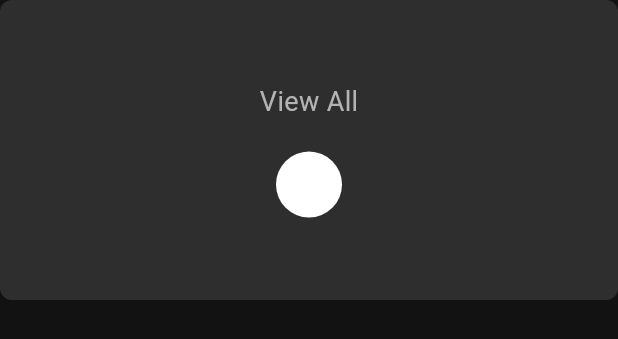
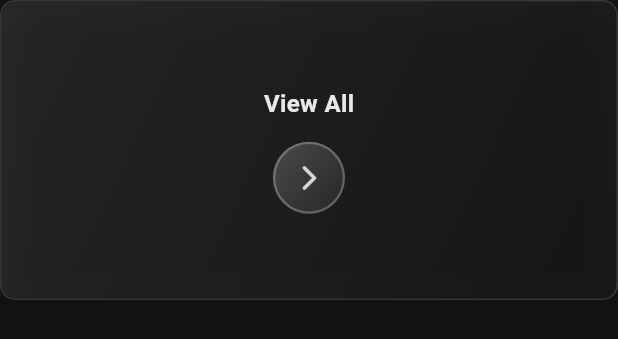
Before and after one commit to alihasan-dev/my_show, a Flutter app: the ViewAllWidget widget shown alone on an empty page, opened directly, on a phone screen of 412 x 824 dp. Shown: the top 339 px of the screen. Run offline on Flutter 3.47's test engine with Material 3 defaults, Android fonts, the light colour scheme and no system bars; our stand-ins replace cached_network_image, connectivity_plus, dartz, dio, flutter_hooks, flutter_svg and 5 more; network calls fail.

Commit message:
modify ui for view all widget

```diff
--- a/lib/features/movie/presentation/widgets/view_all_widget.dart
+++ b/lib/features/movie/presentation/widgets/view_all_widget.dart
@@ -1,7 +1,6 @@
+import 'dart:ui';
 import 'package:flutter/material.dart';
-
 import '../../../../core/constants/movie_colors.dart';
-import '../../../../core/widgets/movie_text.dart';
 
 class ViewAllWidget extends StatelessWidget {
 
@@ -13,30 +12,74 @@ class ViewAllWidget extends StatelessWidget {
       width: double.maxFinite,
       height: 200,
       decoration: BoxDecoration(
-        color: MovieColors.grey.withValues(alpha: 0.2),
-        borderRadius: BorderRadius.circular(8)
+        borderRadius: BorderRadius.circular(10),
+        border: Border.all(
+          color: MovieColors.white.withValues(alpha: 0.15),
+          width: 1.2,
+        ),
       ),
-      child: Column(
-        crossAxisAlignment: CrossAxisAlignment.center,
-        mainAxisAlignment: MainAxisAlignment.center,
-        spacing: 20,
-        children: [
-          MovieText(
-            title: 'View All',
-            style: TextStyle(
-              fontSize: 18,
-              fontWeight: FontWeight.w400
+      child: ClipRRect(
+        borderRadius: BorderRadius.circular(10),
+        child: Stack(
+          children: [
+            BackdropFilter(
+              filter: ImageFilter.blur(sigmaX: 12, sigmaY: 12),
+              child: Container(),
             ),
-          ),
-          Container(
-            padding: const EdgeInsets.all(10),
-            decoration: BoxDecoration(
-              color: MovieColors.white,
-              shape: BoxShape.circle
+            Container(
+              decoration: BoxDecoration(
+                gradient: LinearGradient(
+                  colors: [
+                    MovieColors.white.withValues(alpha: 0.08),
+                    MovieColors.white.withValues(alpha: 0.01),
+                  ],
+                  begin: Alignment.topLeft,
+                  end: Alignment.bottomRight,
+                ),
+              ),
             ),
-            child: Icon(Icons.arrow_forward),
-          )
-        ],
+            Center(
+              child: Column(
+                mainAxisSize: MainAxisSize.min,
+                children: [
+                  Text(
+                    "View All",
+                    style: TextStyle(
+                      color: MovieColors.white.withValues(alpha: 0.9),
+                      fontSize: 16,
+                      fontWeight: FontWeight.w600,
+                    ),
+                  ),
+                  const SizedBox(height: 14),
+                  Container(
+                    width: 48,
+                    height: 48,
+                    decoration: BoxDecoration(
+                      shape: BoxShape.circle,
+                      border: Border.all(
+                        color: MovieColors.white.withValues(alpha: 0.25),
+                        width: 1.5,
+                      ),
+                      gradient: LinearGradient(
+                        colors: [
+                          MovieColors.white.withValues(alpha: 0.20),
+                          MovieColors.white.withValues(alpha: 0.05),
+                        ],
+                        begin: Alignment.topLeft,
+                        end: Alignment.bottomRight,
+                      ),
+                    ),
+                    child: Icon(
+                      Icons.arrow_forward_ios_rounded,
+                      size: 20,
+                      color: MovieColors.white.withValues(alpha: 0.8),
+                    ),
+                  )
+                ],
+              ),
+            ),
+          ],
+        ),
       ),
     );
   }
--- a/lib/features/tv/presentation/widgets/tv_show_widget.dart
+++ b/lib/features/tv/presentation/widgets/tv_show_widget.dart
@@ -73,6 +73,7 @@ class TvShowWidgets extends StatelessWidget {
                         children: [
                           index == tvShowList.length
                           ? ViewAllWidget()
+                          // ? ViewAllWidget()
                           : MovieImageWidget(
                             imagePath: tvShow.posterPath.generateImageURL,
                             width: double.maxFinite,
```
Also changed, not shown: 1 other file.
